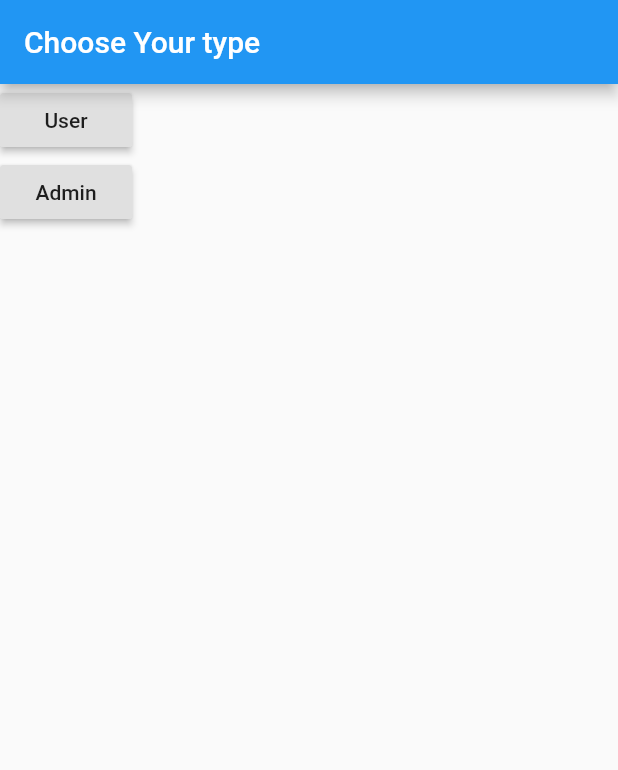
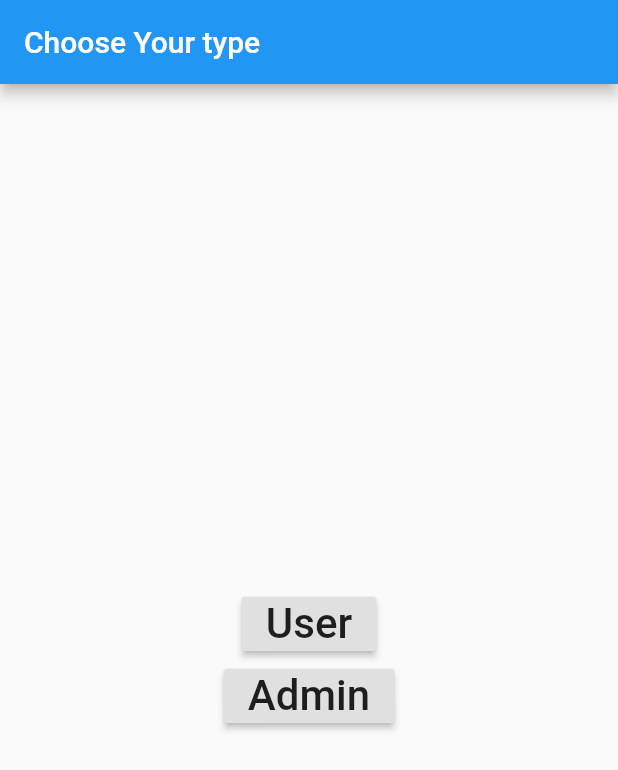
Before and after one commit to MautKaFarishta/KAMADHENU, a Flutter app: the screen it shows after launch, on a phone screen of 412 x 824 dp. Shown: the top 770 px of the screen. Run offline on Flutter 3.47's test engine with Material 2 defaults, Android fonts, the phone set to English and light mode, and no system bars; our stand-ins replace cloud_firestore, firebase_auth, firebase_storage, google_fonts, image_picker, shared_preferences; accounts and stored records are empty.

Commit message:
start page

```diff
--- a/lib/start.dart
+++ b/lib/start.dart
@@ -15,21 +15,29 @@ class StartState extends State<Start> {
         appBar: AppBar(
           title: Text("Choose Your type"),
         ),
-        body: Column(
+        body: Center(
+            child: Column(
+          mainAxisAlignment: MainAxisAlignment.center,
           children: <Widget>[
             RaisedButton(
               onPressed: () {
                 runApp(MyApp());
               },
-              child: Text("User"),
+              child: Text(
+                "User",
+                textScaleFactor: 2,
+              ),
             ),
             RaisedButton(
               onPressed: () {
                 runApp(MyAppAdmin());
               },
-              child: Text("Admin"),
+              child: Text(
+                "Admin",
+                textScaleFactor: 2,
+              ),
             ),
           ],
-        ));
+        )));
   }
 }
```
